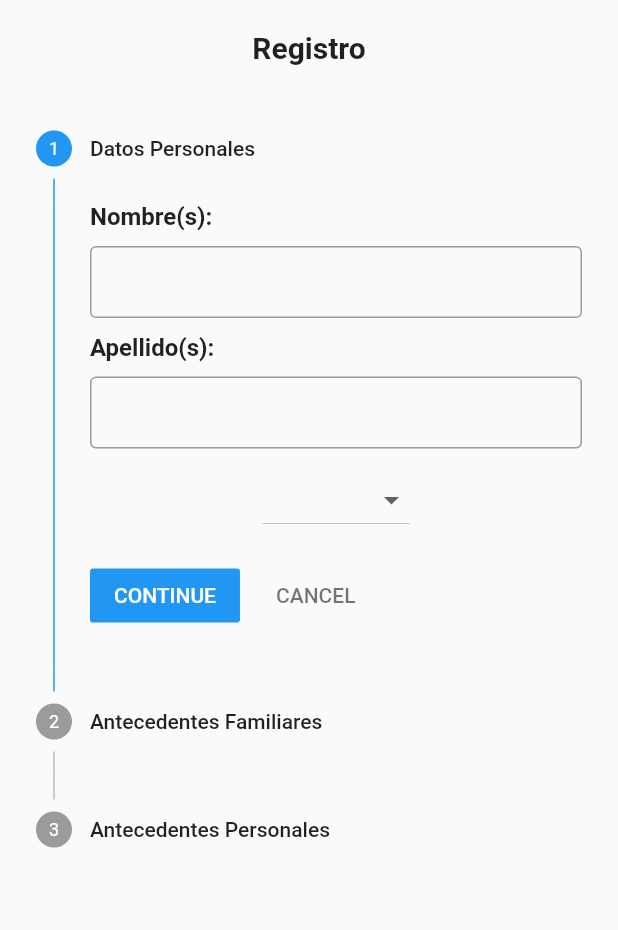
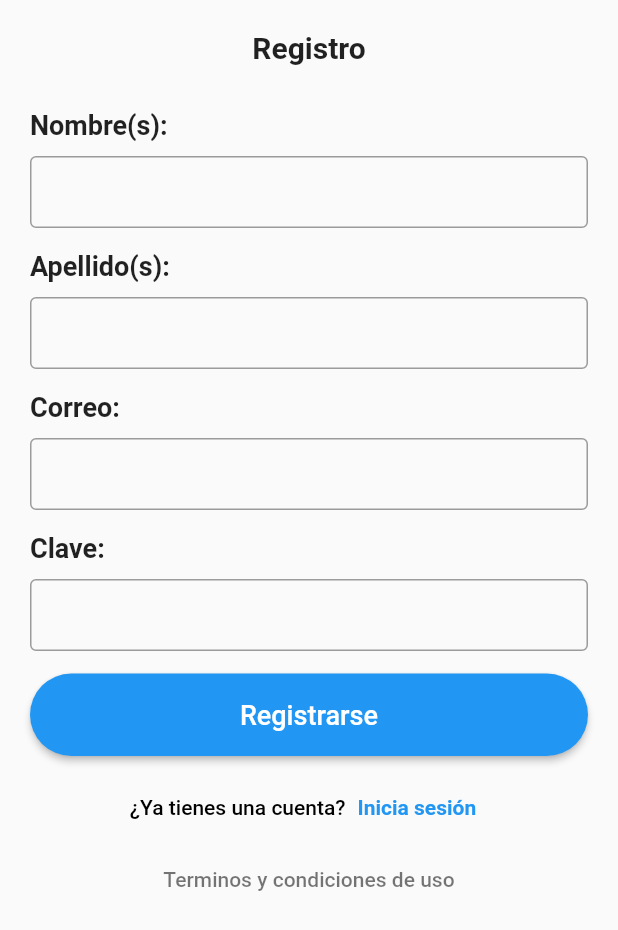
Before and after one commit to Nirc22/AppSaludable, a Flutter app: the screen it shows after launch, after a tap on "Crea una ahora", on a phone screen of 412 x 824 dp. Shown: the top 930 px of the screen. Run offline on Flutter 3.47's test engine with Material 2 defaults, Android fonts, the phone set to English and light mode, and no system bars.

Commit message:
Diseño Página Registro

```diff
--- a/lib/pages/login.dart
+++ b/lib/pages/login.dart
@@ -22,7 +22,11 @@ class LoginPage extends StatelessWidget {
               children: [
                 Logo(),
                 _Form(),
-                Labels(),
+                Labels(
+                  ruta: "register",
+                  texto: "¿No tienes cuenta?",
+                  subtexto: "Crea una ahora",
+                ),
               ],
             ),
           ),
--- a/lib/pages/register.dart
+++ b/lib/pages/register.dart
@@ -1,4 +1,6 @@
 import 'package:flutter/material.dart';
+import 'package:healthy_app/widgets/custom_button.dart';
+import 'package:healthy_app/widgets/labels.dart';
 
 class RegisterPage extends StatelessWidget {
   const RegisterPage({Key? key}) : super(key: key);
@@ -7,14 +9,21 @@ class RegisterPage extends StatelessWidget {
   Widget build(BuildContext context) {
     return Scaffold(
       body: SafeArea(
+        child: SingleChildScrollView(
+          physics: BouncingScrollPhysics(),
           child: Container(
             child: Column(
+              mainAxisAlignment: MainAxisAlignment.spaceBetween,
               children: [
                 _LabelRegistro(),
-              Expanded(
-                child: Formularios(),
+                Formulario(),
+                Labels(
+                  ruta: "login",
+                  texto: "¿Ya tienes una cuenta?",
+                  subtexto: "Inicia sesión",
                 ),
               ],
+            ),
           ),
         ),
       ),
@@ -22,133 +31,88 @@ class RegisterPage extends StatelessWidget {
   }
 }
 
-class Formularios extends StatefulWidget {
-  const Formularios({
-    Key? key,
-  }) : super(key: key);
+class Formulario extends StatefulWidget {
+  @override
+  State<Formulario> createState() => _FormularioState();
+}
+
+class _FormularioState extends State<Formulario> {
+  final nombresCtrl = TextEditingController();
+  final apellidosCtrl = TextEditingController();
+  final correoCtrl = TextEditingController();
+  final passCtrl = TextEditingController();
 
   @override
-  State<Formularios> createState() => _FormulariosState();
-}
-
-class _FormulariosState extends State<Formularios> {
-  final nombresCtrl = TextEditingController();
-  final apellidosCtrl = TextEditingController();
-  int _currentStep = 0;
-  @override
   Widget build(BuildContext context) {
-    return Stepper(
-      type: StepperType.vertical,
-      onStepTapped: (value) {
-        _currentStep = value;
-        setState(() {});
+    return Container(
+      padding: EdgeInsets.symmetric(horizontal: 20, vertical: 10),
+      child: Column(
+        children: [
+          _CustomInputForm(
+            textController: nombresCtrl,
+            texto: "Nombre(s):",
+          ),
+          _CustomInputForm(
+            textController: apellidosCtrl,
+            texto: "Apellido(s):",
+          ),
+          _CustomInputForm(
+            textController: correoCtrl,
+            texto: "Correo:",
+          ),
+          _CustomInputForm(
+            textController: passCtrl,
+            texto: "Clave:",
+          ),
+          CustomButton(
+            texto: "Registrarse",
+            onPressed: () {
+              print(nombresCtrl.text);
+              print(apellidosCtrl.text);
+              print(correoCtrl.text);
+              print(passCtrl.text);
             },
-      onStepCancel: () {
-        if (_currentStep == 0) {
-          Navigator.pushNamed(context, "login");
-        } else if (_currentStep >= 1) {
-          _currentStep--;
-          setState(() {});
-        }
-      },
-      onStepContinue: () {
-        if (_currentStep < 2) {
-          _currentStep++;
-          setState(() {});
-        }
-      },
-      currentStep: _currentStep,
-      steps: [
-        Step(
-          title: const Text(
-            "Datos Personales",
-          ),
-          isActive: _currentStep >= 0,
-          state: _currentStep > 0 ? StepState.complete : StepState.indexed,
-          content: Column(
-            children: [
-              CustomStepperInput(
-                label: "Nombre(s):",
-                textController: nombresCtrl,
-              ),
-              CustomStepperInput(
-                label: "Apellido(s):",
-                textController: nombresCtrl,
-              ),
-              DropdownButton(
-                items: [
-                  DropdownMenuItem(
-                    child: Text("Masculino"),
-                    value: "Masculino",
-                  ),
-                  DropdownMenuItem(
-                    child: Text("Femenino"),
-                    value: "Femenino",
           ),
         ],
-                onChanged: (String? value) {
-                  print(value);
-                },
-              )
-            ],
       ),
-        ),
-        Step(
-          title: const Text(
-            "Antecedentes Familiares",
-          ),
-          isActive: _currentStep >= 1,
-          state: _currentStep > 1 ? StepState.complete : StepState.indexed,
-          content: Container(),
-        ),
-        Step(
-          title: const Text(
-            "Antecedentes Personales",
-          ),
-          isActive: _currentStep >= 2,
-          state: _currentStep > 2 ? StepState.complete : StepState.indexed,
-          content: Container(),
-        ),
-      ],
     );
   }
 }
 
-class CustomStepperInput extends StatelessWidget {
-  final String label;
+class _CustomInputForm extends StatelessWidget {
+  final String texto;
   final TextEditingController textController;
   final TextInputType keyboardType;
 
-  const CustomStepperInput({
+  const _CustomInputForm({
     Key? key,
-    required this.label,
+    required this.texto,
+    this.keyboardType = TextInputType.text,
     required this.textController,
-    this.keyboardType = TextInputType.text,
   }) : super(key: key);
 
   @override
   Widget build(BuildContext context) {
     return Container(
-      margin: const EdgeInsets.only(bottom: 10),
+      padding: EdgeInsets.only(bottom: 15),
       child: Column(
         crossAxisAlignment: CrossAxisAlignment.start,
         children: [
           Text(
-            label,
-            style: const TextStyle(fontWeight: FontWeight.bold, fontSize: 16),
+            texto,
+            style: TextStyle(
+              fontSize: 18,
+              fontWeight: FontWeight.bold,
             ),
-          const SizedBox(
-            height: 10,
           ),
+          SizedBox(height: 10),
           TextField(
             controller: textController,
             keyboardType: keyboardType,
-            decoration: const InputDecoration(
+            decoration: InputDecoration(
               contentPadding:
                   EdgeInsets.symmetric(vertical: 10, horizontal: 15),
-              border: OutlineInputBorder(
-                borderSide: BorderSide(width: 1),
-              ),
+              border: OutlineInputBorder(),
             ),
           ),
         ],
--- a/lib/widgets/labels.dart
+++ b/lib/widgets/labels.dart
@@ -1,7 +1,16 @@
 import 'package:flutter/material.dart';
 
 class Labels extends StatelessWidget {
-  const Labels({Key? key}) : super(key: key);
+  final String texto;
+  final String subtexto;
+  final String ruta;
+
+  const Labels(
+      {Key? key,
+      required this.texto,
+      required this.ruta,
+      required this.subtexto})
+      : super(key: key);
 
   @override
   Widget build(BuildContext context) {
@@ -11,17 +20,17 @@ class Labels extends StatelessWidget {
           Row(
             mainAxisAlignment: MainAxisAlignment.center,
             children: [
-              const Text(
-                "¿No tienes cuenta?",
+              Text(
+                texto,
                 style:
                     TextStyle(color: Colors.black, fontWeight: FontWeight.w500),
               ),
               TextButton(
                 onPressed: () {
-                  Navigator.pushNamed(context, "register");
+                  Navigator.pushReplacementNamed(context, ruta);
                 },
-                child: const Text(
-                  "Crea una ahora",
+                child: Text(
+                  subtexto,
                   style: TextStyle(fontWeight: FontWeight.bold),
                 ),
               ),
```
Lines whose indentation alone changed are shown as unchanged.
